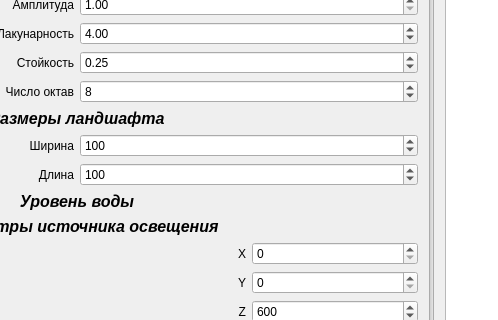
Old version of the form landscape_generator/mainwindow.ui in the repository nikitalystsev/cg_course; both pictures show x 273 to 771 and y 99 to 419 of the 1408 by 773 pixel window.
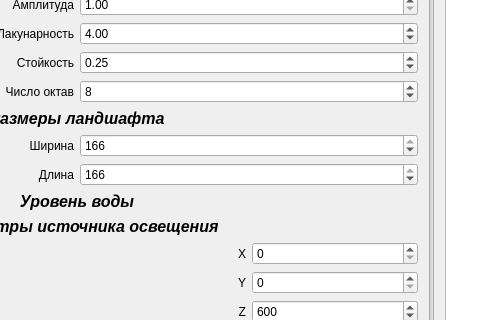
New version of the form.

Patch:
```diff
--- a/landscape_generator/mainwindow.ui
+++ b/landscape_generator/mainwindow.ui
@@ -195,10 +195,10 @@
         <item row="0" column="1">
          <widget class="QSpinBox" name="widthSpinBox">
           <property name="maximum">
-           <number>150</number>
+           <number>166</number>
           </property>
           <property name="value">
-           <number>100</number>
+           <number>166</number>
           </property>
          </widget>
         </item>
@@ -225,10 +225,10 @@
         <item row="1" column="1">
          <widget class="QSpinBox" name="lenghtSpinBox">
           <property name="maximum">
-           <number>150</number>
+           <number>166</number>
           </property>
           <property name="value">
-           <number>100</number>
+           <number>166</number>
           </property>
          </widget>
         </item>
```
